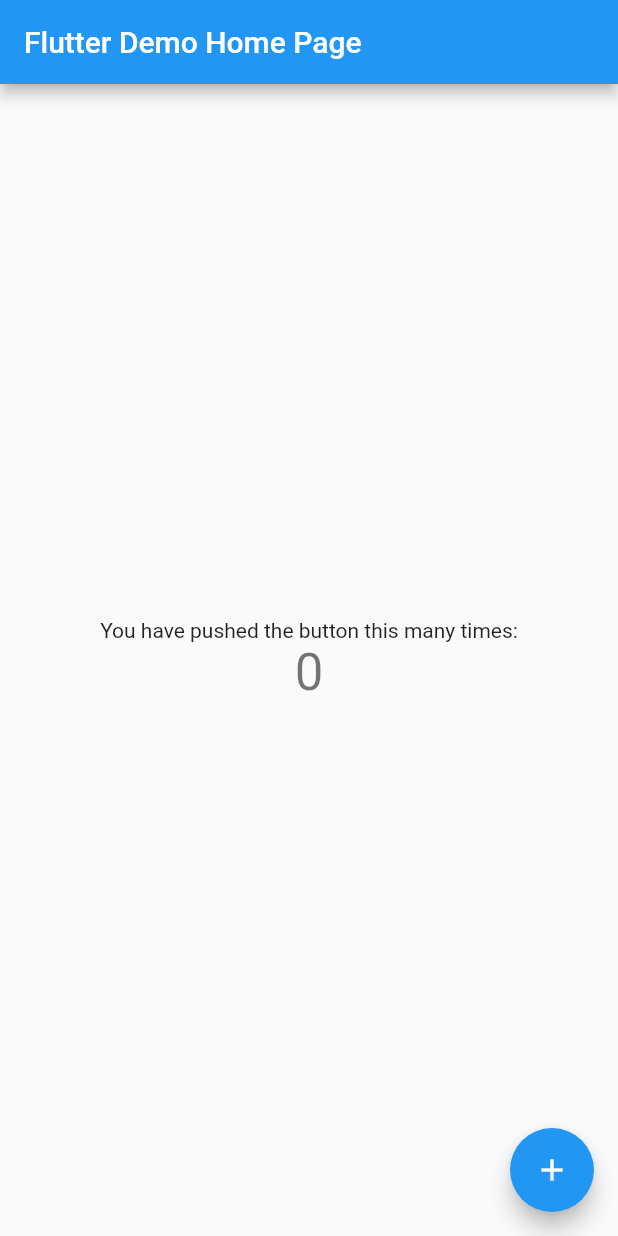
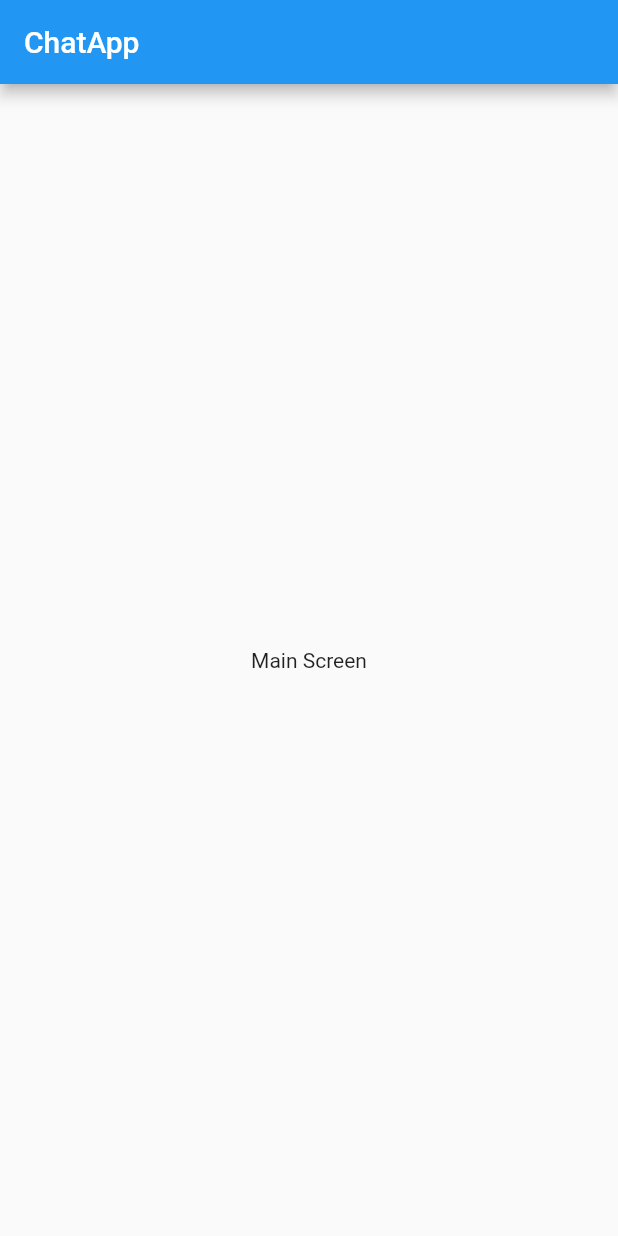
Before and after one commit to yasu2122yasu/Flutter_app, a Flutter app: the screen it shows after launch, on a phone screen of 412 x 824 dp. Run offline on Flutter 3.47's test engine with Material 2 defaults, Android fonts, the phone set to English and light mode, and no system bars.

Commit message:
トップページのUI作成

```diff
--- a/lib/main.dart
+++ b/lib/main.dart
@@ -1,4 +1,5 @@
 import 'package:flutter/material.dart';
+import 'package:flutter_app/pages/top_page.dart';
 
 void main() {
   runApp(const MyApp());
@@ -13,103 +14,9 @@ class MyApp extends StatelessWidget {
     return MaterialApp(
       title: 'Flutter Demo',
       theme: ThemeData(
-        // This is the theme of your application.
-        //
-        // Try running your application with "flutter run". You'll see the
-        // application has a blue toolbar. Then, without quitting the app, try
-        // changing the primarySwatch below to Colors.green and then invoke
-        // "hot reload" (press "r" in the console where you ran "flutter run",
-        // or simply save your changes to "hot reload" in a Flutter IDE).
-        // Notice that the counter didn't reset back to zero; the application
-        // is not restarted.
         primarySwatch: Colors.blue,
       ),
-      home: const MyHomePage(title: 'Flutter Demo Home Page'),
+      home: const TopPage(),
     );
   }
 }
-
-class MyHomePage extends StatefulWidget {
-  const MyHomePage({Key? key, required this.title}) : super(key: key);
-
-  // This widget is the home page of your application. It is stateful, meaning
-  // that it has a State object (defined below) that contains fields that affect
-  // how it looks.
-
-  // This class is the configuration for the state. It holds the values (in this
-  // case the title) provided by the parent (in this case the App widget) and
-  // used by the build method of the State. Fields in a Widget subclass are
-  // always marked "final".
-
-  final String title;
-
-  @override
-  State<MyHomePage> createState() => _MyHomePageState();
-}
-
-class _MyHomePageState extends State<MyHomePage> {
-  int _counter = 0;
-
-  void _incrementCounter() {
-    setState(() {
-      // This call to setState tells the Flutter framework that something has
-      // changed in this State, which causes it to rerun the build method below
-      // so that the display can reflect the updated values. If we changed
-      // _counter without calling setState(), then the build method would not be
-      // called again, and so nothing would appear to happen.
-      _counter++;
-    });
-  }
-
-  @override
-  Widget build(BuildContext context) {
-    // This method is rerun every time setState is called, for instance as done
-    // by the _incrementCounter method above.
-    //
-    // The Flutter framework has been optimized to make rerunning build methods
-    // fast, so that you can just rebuild anything that needs updating rather
-    // than having to individually change instances of widgets.
-    return Scaffold(
-      appBar: AppBar(
-        // Here we take the value from the MyHomePage object that was created by
-        // the App.build method, and use it to set our appbar title.
-        title: Text(widget.title),
-      ),
-      body: Center(
-        // Center is a layout widget. It takes a single child and positions it
-        // in the middle of the parent.
-        child: Column(
-          // Column is also a layout widget. It takes a list of children and
-          // arranges them vertically. By default, it sizes itself to fit its
-          // children horizontally, and tries to be as tall as its parent.
-          //
-          // Invoke "debug painting" (press "p" in the console, choose the
-          // "Toggle Debug Paint" action from the Flutter Inspector in Android
-          // Studio, or the "Toggle Debug Paint" command in Visual Studio Code)
-          // to see the wireframe for each widget.
-          //
-          // Column has various properties to control how it sizes itself and
-          // how it positions its children. Here we use mainAxisAlignment to
-          // center the children vertically; the main axis here is the vertical
-          // axis because Columns are vertical (the cross axis would be
-          // horizontal).
-          mainAxisAlignment: MainAxisAlignment.center,
-          children: <Widget>[
-            const Text(
-              'You have pushed the button this many times:',
-            ),
-            Text(
-              '$_counter',
-              style: Theme.of(context).textTheme.headline4,
-            ),
-          ],
-        ),
-      ),
-      floatingActionButton: FloatingActionButton(
-        onPressed: _incrementCounter,
-        tooltip: 'Increment',
-        child: const Icon(Icons.add),
-      ), // This trailing comma makes auto-formatting nicer for build methods.
-    );
-  }
-}
--- /dev/null
+++ b/lib/pages/top_page.dart
@@ -0,0 +1,19 @@
+//トップページのUIをここに記述する、stfulで雛形を作成できる
+import 'package:flutter/material.dart';
+
+class TopPage extends StatefulWidget {
+  const TopPage({Key? key}) : super(key: key);
+
+  @override
+  State<TopPage> createState() => _TopPageState();
+}
+
+class _TopPageState extends State<TopPage> {
+  @override
+  Widget build(BuildContext context) {
+    return Scaffold(
+      appBar: AppBar(title: const Text('ChatApp'),),
+      body: const Center(child: Text('Main Screen')),
+    );
+  }
+}
```
Also changed, not shown: pubspec.lock, 2 other files.
